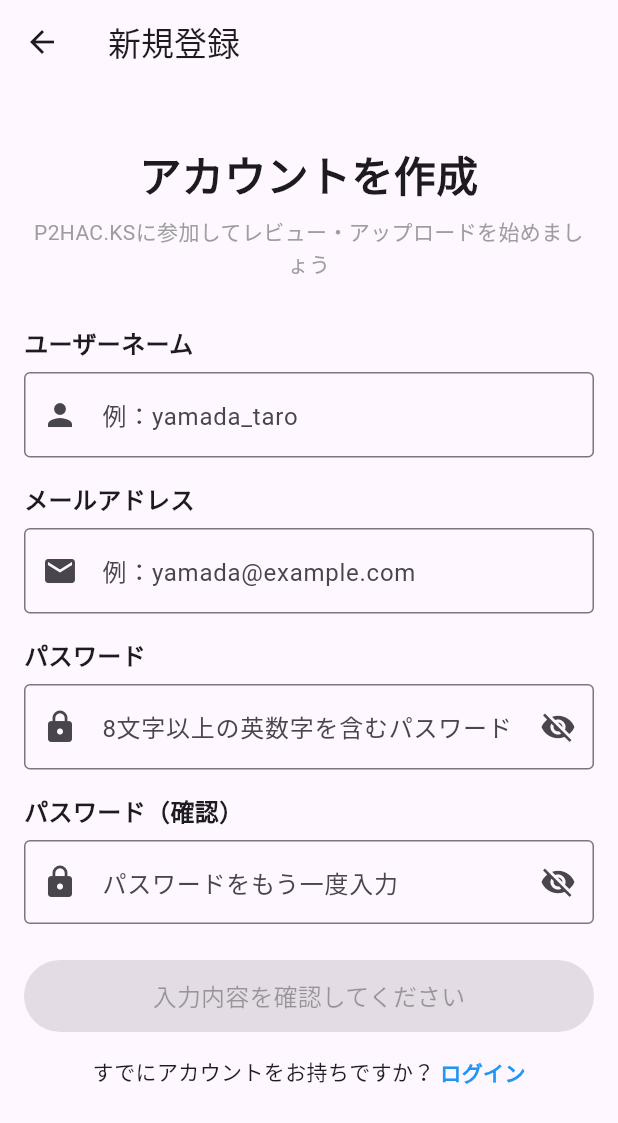
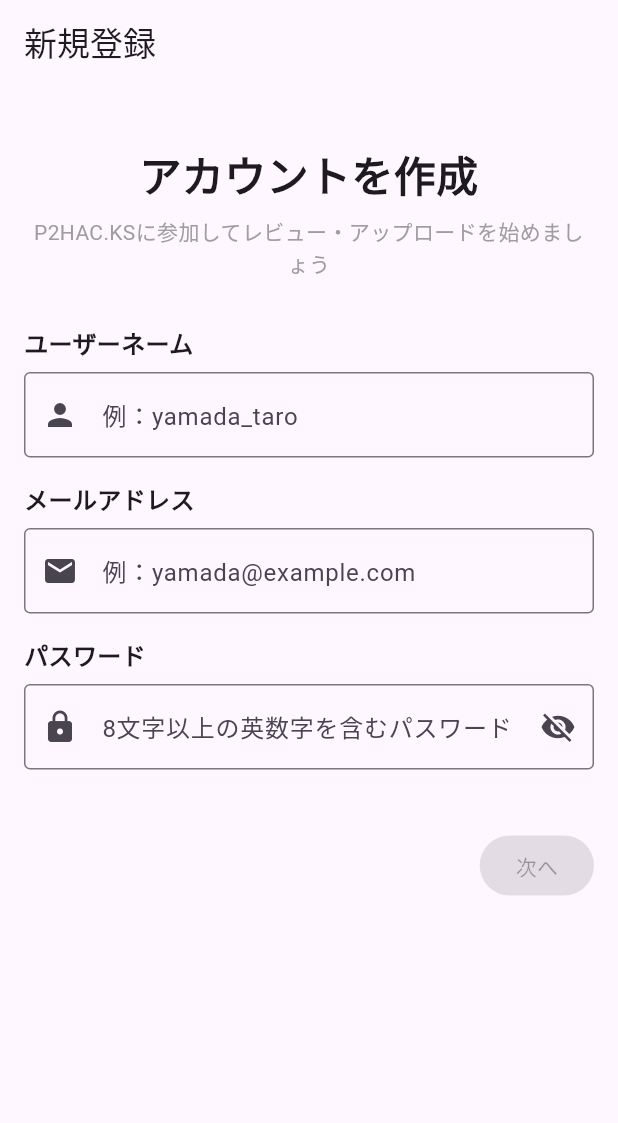
Before and after one commit to p2hacks2025/pre-12, a Flutter app: the RegisterScreen screen opened directly, on a phone screen of 412 x 824 dp. Shown: the top 1123 px of the screen. Run offline on Flutter 3.47's test engine with Material 3 defaults, Android fonts, the phone set to English and light mode, and no system bars; our stand-ins replace flutter_riverpod, image_picker, shared_preferences; accounts and stored records are empty.

Commit message:
feat: 初回起動時に新規登録画面を表示

```diff
--- a/mobile/lib/register_screen.dart
+++ b/mobile/lib/register_screen.dart
@@ -1,107 +1,70 @@
-import 'dart:convert';
 import 'package:flutter/material.dart';
-import 'package:http/http.dart' as http;
 
 class RegisterScreen extends StatefulWidget {
-  const RegisterScreen({super.key});
+  const RegisterScreen({super.key, this.onNext});
+
+  final void Function({
+    required String username,
+    required String email,
+    required String password,
+  })?
+  onNext;
 
   @override
   State<RegisterScreen> createState() => _RegisterScreenState();
 }
 
 class _RegisterScreenState extends State<RegisterScreen> {
-  // ---- 設定 ----
-  static const String registerEndpoint =
-      'https://example.com/api/auth/register'; // TODO: 自分のAPIへ
-  // ---------------
-
   final _formKey = GlobalKey<FormState>();
   final _usernameCtrl = TextEditingController();
   final _emailCtrl = TextEditingController();
   final _passwordCtrl = TextEditingController();
-  final _passwordConfirmCtrl = TextEditingController();
 
-  bool _isSubmitting = false;
   bool _showPassword = false;
-  bool _showPasswordConfirm = false;
 
   @override
   void dispose() {
     _usernameCtrl.dispose();
     _emailCtrl.dispose();
     _passwordCtrl.dispose();
-    _passwordConfirmCtrl.dispose();
     super.dispose();
   }
 
-  bool _canSubmit() {
+  bool _canProceed() {
     final username = _usernameCtrl.text.trim();
     final email = _emailCtrl.text.trim();
     final password = _passwordCtrl.text.trim();
-    final passwordConfirm = _passwordConfirmCtrl.text.trim();
 
     if (username.isEmpty || email.isEmpty || password.isEmpty) return false;
-    if (password != passwordConfirm) return false;
     if (!RegExp(r'^[^\s@]+@[^\s@]+\.[^\s@]+$').hasMatch(email)) return false;
     if (password.length < 8) return false;
 
     return true;
   }
 
-  Future<void> _submitRegister() async {
+  void _next() {
     if (!_formKey.currentState!.validate()) return;
-    if (!_canSubmit()) return;
+    if (!_canProceed()) return;
 
-    setState(() => _isSubmitting = true);
+    final onNext = widget.onNext;
+    if (onNext != null) {
+      onNext(
+        username: _usernameCtrl.text.trim(),
+        email: _emailCtrl.text.trim(),
+        password: _passwordCtrl.text.trim(),
+      );
+      return;
+    }
 
-    try {
-      final payload = {
-        'username': _usernameCtrl.text.trim(),
-        'email': _emailCtrl.text.trim(),
-        'password': _passwordCtrl.text.trim(),
-      };
-
-      final res = await http.post(
-        Uri.parse(registerEndpoint),
-        headers: {
-          'Content-Type': 'application/json',
-        },
-        body: jsonEncode(payload),
-      );
-
-      if (!mounted) return;
-
-      if (res.statusCode >= 200 && res.statusCode < 300) {
-        ScaffoldMessenger.of(context).showSnackBar(
-          const SnackBar(content: Text('登録完了しました')),
-        );
-        // 登録後に前の画面に戻るか、ログイン画面へ遷移
-        Navigator.pop(context);
-      } else {
-        ScaffoldMessenger.of(context).showSnackBar(
-          SnackBar(content: Text('登録失敗: ${res.statusCode}\n${res.body}')),
-        );
-      }
-    } catch (e) {
-      if (!mounted) return;
-      ScaffoldMessenger.of(context).showSnackBar(
-        SnackBar(content: Text('通信エラー: $e')),
-      );
-    } finally {
-      if (mounted) setState(() => _isSubmitting = false);
-    }
+    ScaffoldMessenger.of(
+      context,
+    ).showSnackBar(const SnackBar(content: Text('次はアイコン/自己紹介入力画面（次コミットで実装）')));
   }
 
   @override
   Widget build(BuildContext context) {
     return Scaffold(
-      appBar: AppBar(
-        title: const Text('新規登録'),
-        leading: IconButton(
-          icon: const Icon(Icons.arrow_back),
-          onPressed: () => Navigator.pop(context),
-        ),
-      ),
+      appBar: AppBar(title: const Text('新規登録')),
       body: SafeArea(
         child: SingleChildScrollView(
           padding: const EdgeInsets.all(16),
@@ -115,19 +78,13 @@ class _RegisterScreenState extends State<RegisterScreen> {
                 // タイトル
                 const Text(
                   'アカウントを作成',
-                  style: TextStyle(
-                    fontSize: 28,
-                    fontWeight: FontWeight.bold,
-                  ),
+                  style: TextStyle(fontSize: 28, fontWeight: FontWeight.bold),
                   textAlign: TextAlign.center,
                 ),
                 const SizedBox(height: 8),
                 const Text(
                   'P2HAC.KSに参加してレビュー・アップロードを始めましょう',
-                  style: TextStyle(
-                    fontSize: 14,
-                    color: Colors.grey,
-                  ),
+                  style: TextStyle(fontSize: 14, color: Colors.grey),
                   textAlign: TextAlign.center,
                 ),
 
@@ -141,7 +98,6 @@ class _RegisterScreenState extends State<RegisterScreen> {
                 const SizedBox(height: 8),
                 TextFormField(
                   controller: _usernameCtrl,
-                  enabled: !_isSubmitting,
                   decoration: const InputDecoration(
                     hintText: '例：yamada_taro',
                     border: OutlineInputBorder(),
@@ -172,7 +128,6 @@ class _RegisterScreenState extends State<RegisterScreen> {
                 const SizedBox(height: 8),
                 TextFormField(
                   controller: _emailCtrl,
-                  enabled: !_isSubmitting,
                   keyboardType: TextInputType.emailAddress,
                   decoration: const InputDecoration(
                     hintText: '例：yamada@example.com',
@@ -201,7 +156,6 @@ class _RegisterScreenState extends State<RegisterScreen> {
                 const SizedBox(height: 8),
                 TextFormField(
                   controller: _passwordCtrl,
-                  enabled: !_isSubmitting,
                   obscureText: !_showPassword,
                   decoration: InputDecoration(
                     hintText: '8文字以上の英数字を含むパスワード',
@@ -230,96 +184,14 @@ class _RegisterScreenState extends State<RegisterScreen> {
 
                 const SizedBox(height: 16),
 
-                // パスワード確認
-                const Text(
-                  'パスワード（確認）',
-                  style: TextStyle(fontSize: 16, fontWeight: FontWeight.bold),
-                ),
-                const SizedBox(height: 8),
-                TextFormField(
-                  controller: _passwordConfirmCtrl,
-                  enabled: !_isSubmitting,
-                  obscureText: !_showPasswordConfirm,
-                  decoration: InputDecoration(
-                    hintText: 'パスワードをもう一度入力',
-                    border: const OutlineInputBorder(),
-                    prefixIcon: const Icon(Icons.lock),
-                    suffixIcon: IconButton(
-                      icon: Icon(
-                        _showPasswordConfirm
-                            ? Icons.visibility
-                            : Icons.visibility_off,
-                      ),
-                      onPressed: () {
-                        setState(
-                          () => _showPasswordConfirm = !_showPasswordConfirm,
-                        );
-                      },
-                    ),
-                  ),
-                  validator: (v) {
-                    if (v == null || v.isEmpty) {
-                      return 'パスワード確認は必須です。';
-                    }
-                    if (v != _passwordCtrl.text) {
-                      return 'パスワードが一致しません。';
-                    }
-                    return null;
-                  },
-                  onChanged: (_) => setState(() {}),
-                ),
-
                 const SizedBox(height: 24),
 
-                // 登録ボタン
-                ElevatedButton(
-                  onPressed: _isSubmitting
-                      ? null
-                      : (_canSubmit() ? _submitRegister : null),
-                  style: ElevatedButton.styleFrom(
-                    backgroundColor: _canSubmit() && !_isSubmitting
-                        ? Colors.blue
-                        : null,
-                    foregroundColor: _canSubmit() && !_isSubmitting
-                        ? Colors.white
-                        : null,
-                    minimumSize: const Size(double.infinity, 48),
+                Align(
+                  alignment: Alignment.centerRight,
+                  child: FilledButton(
+                    onPressed: _canProceed() ? _next : null,
+                    child: const Text('次へ'),
                   ),
-                  child: _isSubmitting
-                      ? const SizedBox(
-                          height: 18,
-                          width: 18,
-                          child: CircularProgressIndicator(
-                            strokeWidth: 2,
-                            color: Colors.white,
-                          ),
-                        )
-                      : Text(
-                          _canSubmit()
-                              ? '登録する'
-                              : '入力内容を確認してください',
-                          style: const TextStyle(fontSize: 16),
-                        ),
-                ),
-
-                const SizedBox(height: 16),
-
-                // ログインリンク
-                Row(
-                  mainAxisAlignment: MainAxisAlignment.center,
-                  children: [
-                    const Text('すでにアカウントをお持ちですか？ '),
-                    GestureDetector(
-                      onTap: () => Navigator.pop(context),
-                      child: const Text(
-                        'ログイン',
-                        style: TextStyle(
-                          color: Colors.blue,
-                          fontWeight: FontWeight.bold,
-                        ),
-                      ),
-                    ),
-                  ],
                 ),
               ],
             ),
--- a/mobile/pubspec.yaml
+++ b/mobile/pubspec.yaml
@@ -39,6 +39,7 @@ dependencies:
   mime: ^2.0.0
   image_picker: ^1.1.2
   flutter_riverpod: ^3.0.3
+  shared_preferences: ^2.3.2
 
 dev_dependencies:
   flutter_test:
```
Also changed, not shown: mobile/lib/app.dart (+28 -1 lines), mobile/lib/features/onboarding/first_launch.dart (added, +14 -0 lines), mobile/pubspec.lock, 2 other files.
